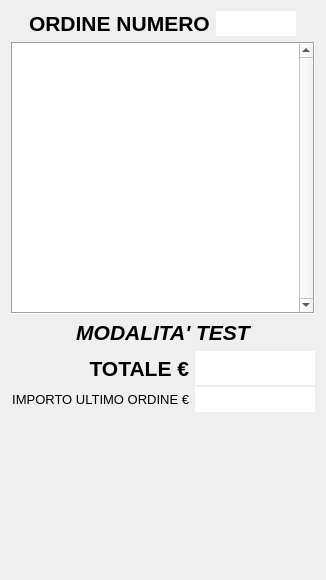
Before: the Qt Designer form src/ordine.ui in mtonin/gestcassa, drawn with Qt 5.
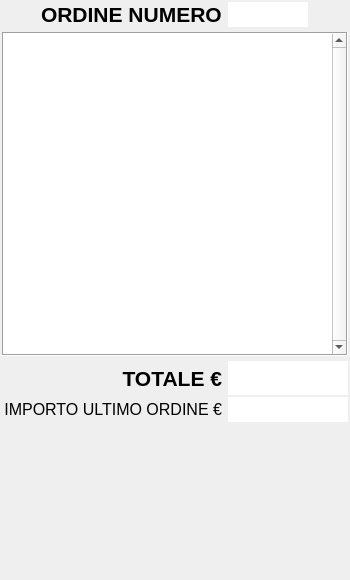
After: the same form once the commit is applied. Custom widgets are drawn as their Qt base class.

Commit message: - aggiunta area messaggi in basso - modifica gestione modalità di test

What changed in the file:
```diff
--- a/src/ordine.ui
+++ b/src/ordine.ui
@@ -6,7 +6,7 @@
    <rect>
     <x>0</x>
     <y>0</y>
-    <width>314</width>
+    <width>350</width>
     <height>580</height>
    </rect>
   </property>
@@ -17,6 +17,12 @@
    <string notr="true"/>
   </property>
   <layout class="QVBoxLayout" name="verticalLayout">
+   <property name="spacing">
+    <number>5</number>
+   </property>
+   <property name="margin">
+    <number>2</number>
+   </property>
    <item>
     <layout class="QHBoxLayout" name="horizontalLayout_3">
      <property name="spacing">
@@ -226,31 +232,6 @@
      </attribute>
     </widget>
    </item>
-   <item>
-    <layout class="QHBoxLayout" name="horizontalLayout">
-     <item>
-      <widget class="QLabel" name="testLbl">
-       <property name="font">
-        <font>
-         <pointsize>16</pointsize>
-         <weight>75</weight>
-         <italic>true</italic>
-         <bold>true</bold>
-        </font>
-       </property>
-       <property name="styleSheet">
-        <string notr="true"/>
-       </property>
-       <property name="text">
-        <string>MODALITA' TEST</string>
-       </property>
-       <property name="alignment">
-        <set>Qt::AlignCenter</set>
-       </property>
-      </widget>
-     </item>
-    </layout>
-   </item>
    <item>
     <layout class="QGridLayout" name="gridLayout_2">
      <property name="horizontalSpacing">
@@ -341,7 +322,7 @@
       <widget class="QLabel" name="numeroLbl_3">
        <property name="font">
         <font>
-         <pointsize>10</pointsize>
+         <pointsize>12</pointsize>
         </font>
        </property>
        <property name="text">
```
The commit also changes 6 other files.
